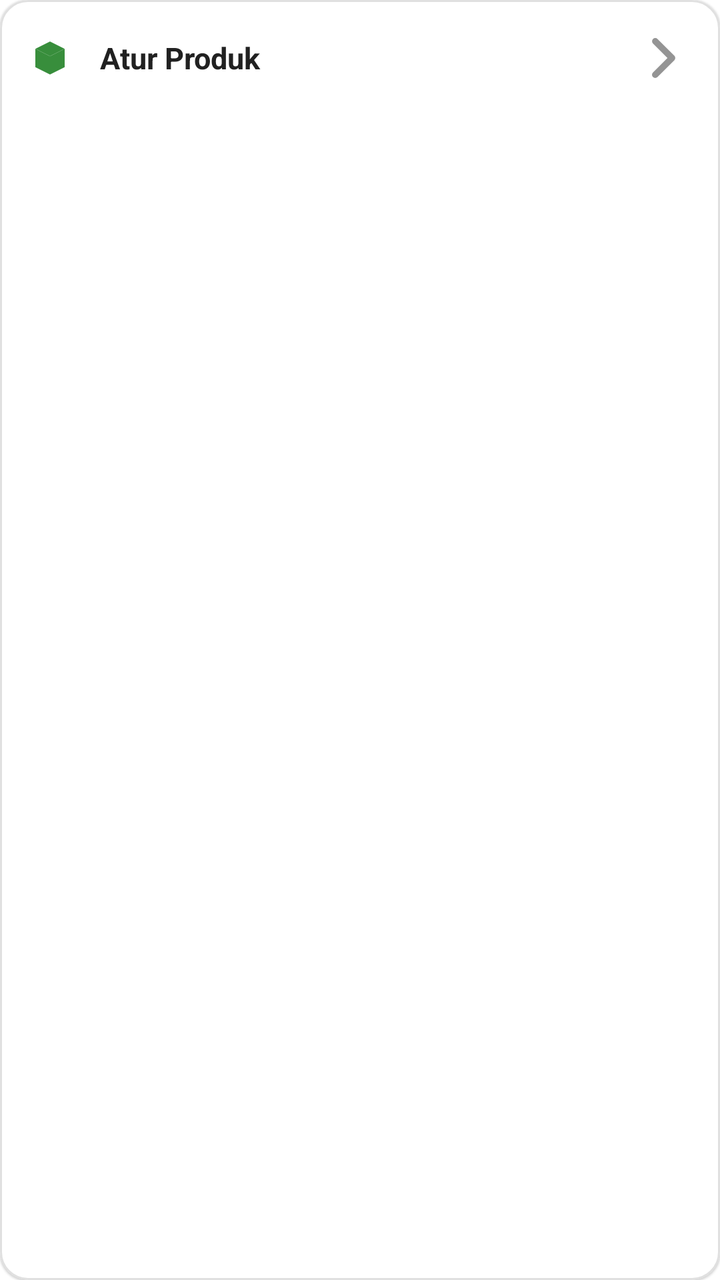
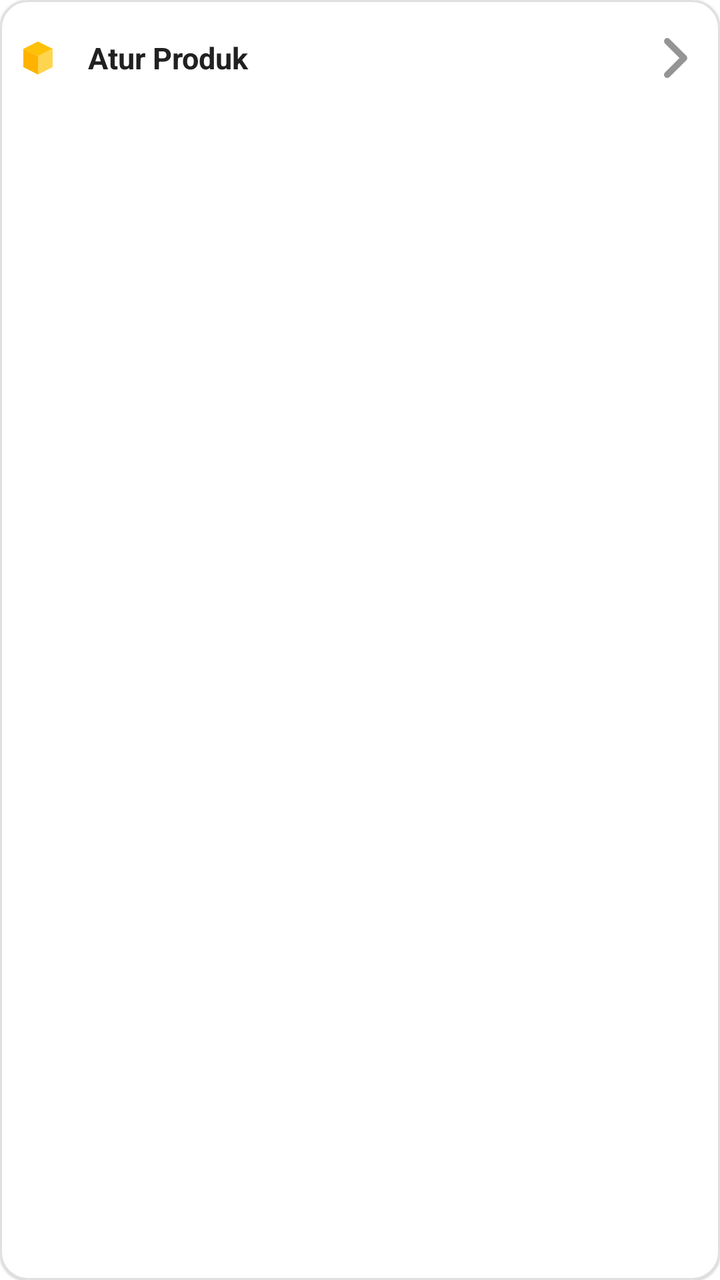

Before-and-after screenshots of an Android layout around one commit, followed by the original layout XML and the change that was made.
<!-- AndroidManifest.xml: application theme Theme.DasPos -->
<!-- res/layout/item_menu.xml -->
<?xml version="1.0" encoding="utf-8"?>
<com.google.android.material.card.MaterialCardView xmlns:android="http://schemas.android.com/apk/res/android"
    xmlns:app="http://schemas.android.com/apk/res-auto"
    android:layout_width="match_parent"
    android:layout_height="wrap_content"
    android:layout_marginBottom="10dp"
    app:cardCornerRadius="14dp"
    app:cardElevation="0.5dp"
    app:strokeColor="@color/divider"
    app:strokeWidth="1dp">

    <LinearLayout
        android:layout_width="match_parent"
        android:layout_height="wrap_content"
        android:gravity="center_vertical"
        android:minHeight="58dp"
        android:orientation="horizontal"
        android:paddingStart="14dp"
        android:paddingTop="12dp"
        android:paddingEnd="14dp"
        android:paddingBottom="12dp">

        <ImageView
            android:id="@+id/imgMenu"
            android:layout_width="22dp"
            android:layout_height="22dp"
            android:contentDescription="@null"
            android:src="@drawable/ic_menu_product"
            app:tint="@color/primary_green" />

        <TextView
            android:id="@+id/tvTitle"
            android:layout_width="0dp"
            android:layout_height="wrap_content"
            android:layout_marginStart="14dp"
            android:layout_weight="1"
            android:text="@string/manage_products"
            android:textColor="@color/text_primary"
            android:textSize="15sp"
            android:textStyle="bold" />

        <ImageView
            android:layout_width="20dp"
            android:layout_height="20dp"
            android:alpha="0.7"
            android:contentDescription="@null"
            android:src="@drawable/ic_pk"
            app:tint="@color/text_secondary" />
    </LinearLayout>
</com.google.android.material.card.MaterialCardView>
<!-- resources referenced by this layout -->
<resources>
  <color name="divider">#E0E0E0</color>
  <color name="primary_green">#388E3C</color>
  <color name="text_primary">#212121</color>
  <color name="text_secondary">#666666</color>
  <!-- drawable ic_menu_product (drawable) -->
  <vector xmlns:android="http://schemas.android.com/apk/res/android"
      android:width="24dp"
      android:height="24dp"
      android:viewportWidth="24"
      android:viewportHeight="24">
      <path
          android:fillColor="#FFFFC107"
          android:pathData="M4,7l8,-4 8,4 -8,4z"/>
      <path
          android:fillColor="#FFFFB300"
          android:pathData="M4,7v10l8,4V11z"/>
      <path
          android:fillColor="#FFFFD54F"
          android:pathData="M20,7v10l-8,4V11z"/>
  </vector>
  <!-- drawable ic_pk (drawable) -->
  <?xml version="1.0" encoding="utf-8"?>
  
  <vector xmlns:android="http://schemas.android.com/apk/res/android"
      android:height="24dp"
      android:width="24dp"
      android:viewportWidth="32"
      android:viewportHeight="32">
  
      <path
          android:fillColor="#FF9800"
          android:pathData="M4.423 31.241a2.593 2.593 0 1 1-3.659-3.678l11.594-11.564L.764 4.433A2.595 2.595 0 0 1 4.423.755L17.87 14.168a2.595 2.595 0 0 1-.009 3.669z" />
  </vector>
  <string name="manage_products">Atur Produk</string>
  <style name="Theme.DasPos" parent="Theme.MaterialComponents.Light.NoActionBar">
          <item name="colorPrimary">@color/primary_green</item>
          <item name="colorPrimaryVariant">@color/primary_green_dark</item>
          <item name="colorOnPrimary">@color/surface_white</item>
          <item name="colorSurface">@color/surface_white</item>
          <item name="android:statusBarColor">@color/primary_green_dark</item>
      </style>
  <color name="primary_green_dark">#2E7D32</color>
  <color name="surface_white">#FFFFFF</color>
</resources>

<!-- the commit's change to res/layout/item_menu.xml (unified diff, before → after) -->
@@ -15,18 +15,14 @@
         android:gravity="center_vertical"
         android:minHeight="58dp"
         android:orientation="horizontal"
-        android:paddingStart="14dp"
-        android:paddingTop="12dp"
-        android:paddingEnd="14dp"
-        android:paddingBottom="12dp">
+        android:padding="8dp">
 
         <ImageView
             android:id="@+id/imgMenu"
             android:layout_width="22dp"
             android:layout_height="22dp"
             android:contentDescription="@null"
-            android:src="@drawable/ic_menu_product"
-            app:tint="@color/primary_green" />
+            android:src="@drawable/ic_menu_product" />
 
         <TextView
             android:id="@+id/tvTitle"
